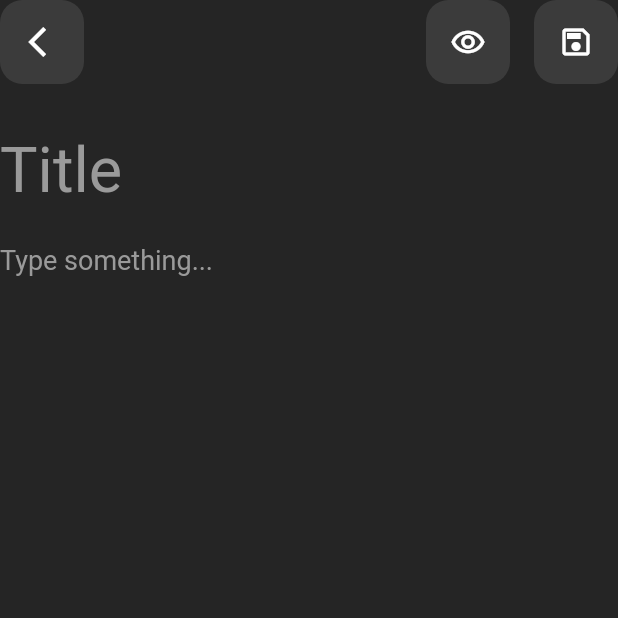
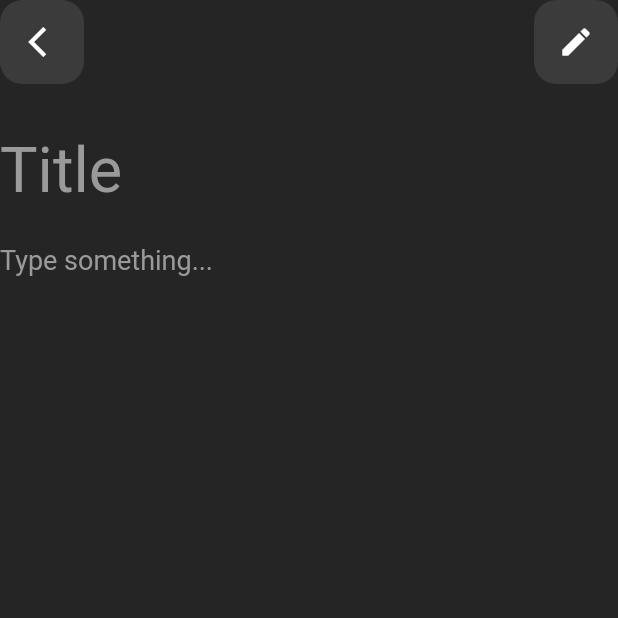
Before and after one commit to Mikel-Kolaveri/notes_app, a Flutter app: the NewNotePage screen opened by its route, after a tap on the "remove red eye" icon, on a phone screen of 412 x 824 dp, the top half of it. Run offline on Flutter 3.47's test engine with Material 2 defaults, Android fonts, the phone set to English and light mode, and no system bars; our stand-ins replace flutter_riverpod, go_router, google_fonts.

Commit message:
-can now switch from read only mode and back -added padding to new created notes

```diff
--- a/lib/pages/home_page/home_page.dart
+++ b/lib/pages/home_page/home_page.dart
@@ -36,7 +36,6 @@ class HomePage extends ConsumerStatefulWidget {
 class _HomePageState extends ConsumerState<HomePage> {
   void _editNewNote() {
     context.push('/new_note');
-    //addNote();
   }
 
   @override
--- a/lib/pages/new_note_page/new_note_page.dart
+++ b/lib/pages/new_note_page/new_note_page.dart
@@ -34,10 +34,10 @@ final isReadOnlyProvider = StateProvider<bool>((ref) {
 
 class NewNotePage extends ConsumerStatefulWidget {
   const NewNotePage(
-      {super.key, this.title = '', this.content = '', this.isReadOnly = false});
+      {super.key, this.title, this.content, this.isReadOnly = false});
 
-  final String title;
-  final String content;
+  final String? title;
+  final String? content;
   final bool isReadOnly;
 
   @override
@@ -47,17 +47,19 @@ class NewNotePage extends ConsumerStatefulWidget {
 class _NewNotePageState extends ConsumerState<NewNotePage> {
   @override
   Widget build(BuildContext context) {
-    // ref.watch(isReadOnlyProvider.notifier).state = widget.isReadOnly;
-    final TextEditingController titleController = TextEditingController(
-        text: widget.title.isNotEmpty ? widget.title : null);
-    final TextEditingController contentController = TextEditingController(
-        text: widget.content.isNotEmpty ? widget.content : null);
+    final title = ref.watch(noteTitleProvider);
+    final content = ref.watch(noteContentProvider);
 
     var isReadOnly = ref.watch(isReadOnlyProvider);
 
+    final TextEditingController titleController =
+        TextEditingController(text: title);
+    final TextEditingController contentController =
+        TextEditingController(text: content);
+
     void onBackButtonTap() {
       if (widget.isReadOnly) {
-        context.go('/');
+        context.go('/'); // TODO: fix logic
       } else {
         if (titleController.text.isEmpty) {
           context.pop();
@@ -71,31 +73,24 @@ class _NewNotePageState extends ConsumerState<NewNotePage> {
       }
     }
 
-    void readOnlSwitch() {
-      // TODO: Fix title clearing when switching
+    void readOnlySwitch() {
+      ref.watch(noteTitleProvider.notifier).state = titleController.text;
+      ref.watch(noteContentProvider.notifier).state = contentController.text;
       ref.watch(isReadOnlyProvider.notifier).state = !isReadOnly;
 
       isReadOnly = !isReadOnly;
     }
 
-    // void onReadOnlyButtonTap() {
-    //   if (ref.watch(titleTextProvider).isEmpty) {
-    //     ref.watch(isReadOnlyProvider.notifier).state = !isReadOnly;
-    //     isReadOnly = ref.watch(isReadOnlyProvider);
-    //   }
-    //   context.go('/open_note');
-    // }
-
     void addNote() {
       if (contentController.text.isNotEmpty) {
-        setState(() {
-          notes.add(NotesWidget(
-            color: noteColors[notes.length % noteColors.length],
-            content: contentController.text,
-            title: titleController.text,
-          ));
-          context.pop();
-        });
+        ref.watch(noteTitleProvider.notifier).state = titleController.text;
+        ref.watch(noteContentProvider.notifier).state = contentController.text;
+        notes.add(NotesWidget(
+          color: noteColors[notes.length % noteColors.length],
+          content: ref.watch(noteContentProvider),
+          title: ref.watch(noteTitleProvider),
+        ));
+        context.pop();
       }
     }
 
@@ -109,18 +104,14 @@ class _NewNotePageState extends ConsumerState<NewNotePage> {
                 onPressed: onBackButtonTap,
                 icon: Icons.arrow_back_ios),
             const Spacer(),
-            widget.isReadOnly
-                ? CustomIconButton(
-                    icon: Icons.edit,
-                    onPressed: () {
-                      // TODO
-                    })
+            isReadOnly
+                ? CustomIconButton(icon: Icons.edit, onPressed: readOnlySwitch)
                 : Row(
                     children: [
                       CustomIconButton(
                           icon: Icons.remove_red_eye_outlined,
                           onPressed: () {
-                            readOnlSwitch();
+                            readOnlySwitch();
                           }),
                       const HGap(16),
                       CustomIconButton(
--- a/lib/pages/new_note_page/src/save_changes_dialog.dart
+++ b/lib/pages/new_note_page/src/save_changes_dialog.dart
@@ -48,9 +48,7 @@ class SaveChangesDialog extends StatelessWidget {
                   child: DialogButton(
                     text: 'Save',
                     color: const Color(0xFF2FBE71),
-                    onPressed: () {
-                      print('save');
-                    },
+                    onPressed: () {},
                   )),
             ],
           )
--- a/lib/router/router.dart
+++ b/lib/router/router.dart
@@ -3,7 +3,6 @@ import 'package:flutter_riverpod/flutter_riverpod.dart';
 import 'package:go_router/go_router.dart';
 import 'package:notes_app/pages/home_page/home_page.dart';
 import 'package:notes_app/pages/new_note_page/new_note_page.dart';
-import 'package:notes_app/ui/notes.dart';
 
 final router = GoRouter(routes: [
   ShellRoute(
@@ -57,8 +56,8 @@ class ReadOnlyNote extends ConsumerWidget {
   @override
   Widget build(BuildContext context, WidgetRef ref) {
     return NewNotePage(
-      title: ref.watch(titleTextProvider),
-      content: ref.watch(contentTextProvider),
+      title: ref.watch(noteTitleProvider),
+      content: ref.watch(noteContentProvider),
       isReadOnly: true,
     );
   }
```
Also changed, not shown: lib/ui/notes.dart (+11 -10 lines), 2 other files.
